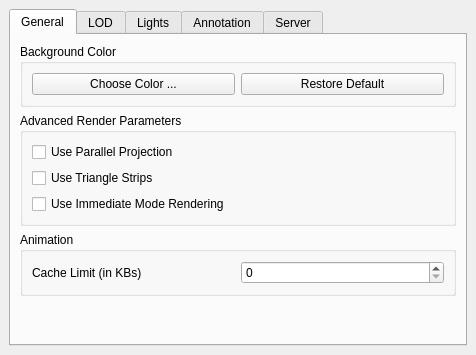
First picture: the form in Qt/Components/Resources/UI/pq3DViewPropertiesWidget.ui, repository wildmichael/ParaView3-enhancements-old, before the edit.
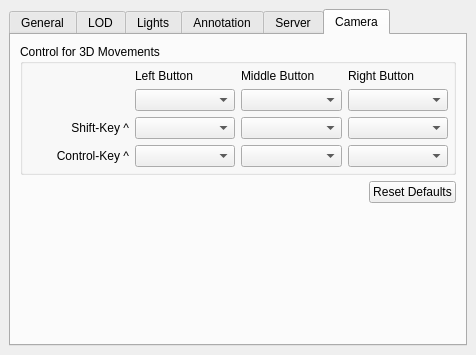
Second picture: the form after the edit. The open tabs and pages were chosen to show the change. Custom widgets are drawn as their Qt base class.

Commit message: ENH: Adding "Camera Manipulators" in Settings Dialog, also Adding a Camera Adjustment Dialog, which is used to adjust camera position, focal point, roll, elevation, etc, and this dialog can be launched from a new camera button on the display window.

```diff
--- a/Qt/Components/Resources/UI/pq3DViewPropertiesWidget.ui
+++ b/Qt/Components/Resources/UI/pq3DViewPropertiesWidget.ui
@@ -1704,6 +1704,216 @@
        </item>
       </layout>
      </widget>
+     <widget class="QWidget" name="tabCamera" >
+      <attribute name="title" >
+       <string>Camera</string>
+      </attribute>
+      <layout class="QVBoxLayout" >
+       <property name="margin" >
+        <number>9</number>
+       </property>
+       <property name="spacing" >
+        <number>6</number>
+       </property>
+       <item>
+        <widget class="QGroupBox" name="groupBox_8" >
+         <property name="title" >
+          <string>Control for 3D Movements</string>
+         </property>
+         <layout class="QGridLayout" >
+          <property name="margin" >
+           <number>5</number>
+          </property>
+          <property name="spacing" >
+           <number>6</number>
+          </property>
+          <item row="2" column="1" >
+           <widget class="QComboBox" name="comboBoxCamera3D_4" >
+            <property name="minimumContentsLength" >
+             <number>0</number>
+            </property>
+            <property name="duplicatesEnabled" >
+             <bool>false</bool>
+            </property>
+           </widget>
+          </item>
+          <item row="1" column="1" >
+           <widget class="QComboBox" name="comboBoxCamera3D" >
+            <property name="minimumContentsLength" >
+             <number>0</number>
+            </property>
+            <property name="duplicatesEnabled" >
+             <bool>false</bool>
+            </property>
+           </widget>
+          </item>
+          <item row="3" column="1" >
+           <widget class="QComboBox" name="comboBoxCamera3D_7" >
+            <property name="minimumContentsLength" >
+             <number>0</number>
+            </property>
+            <property name="duplicatesEnabled" >
+             <bool>false</bool>
+            </property>
+           </widget>
+          </item>
+          <item row="0" column="1" >
+           <widget class="QLabel" name="label_21" >
+            <property name="text" >
+             <string>Left Button</string>
+            </property>
+           </widget>
+          </item>
+          <item row="0" column="3" >
+           <widget class="QLabel" name="label_18" >
+            <property name="text" >
+             <string>Right Button</string>
+            </property>
+           </widget>
+          </item>
+          <item row="0" column="2" >
+           <widget class="QLabel" name="label_20" >
+            <property name="text" >
+             <string>Middle Button</string>
+            </property>
+           </widget>
+          </item>
+          <item row="3" column="2" >
+           <widget class="QComboBox" name="comboBoxCamera3D_8" >
+            <property name="minimumContentsLength" >
+             <number>0</number>
+            </property>
+            <property name="duplicatesEnabled" >
+             <bool>false</bool>
+            </property>
+           </widget>
+          </item>
+          <item row="2" column="2" >
+           <widget class="QComboBox" name="comboBoxCamera3D_5" >
+            <property name="minimumContentsLength" >
+             <number>0</number>
+            </property>
+            <property name="duplicatesEnabled" >
+             <bool>false</bool>
+            </property>
+           </widget>
+          </item>
+          <item row="1" column="2" >
+           <widget class="QComboBox" name="comboBoxCamera3D_2" >
+            <property name="minimumContentsLength" >
+             <number>0</number>
+            </property>
+            <property name="duplicatesEnabled" >
+             <bool>false</bool>
+            </property>
+           </widget>
+          </item>
+          <item row="3" column="3" >
+           <widget class="QComboBox" name="comboBoxCamera3D_9" >
+            <property name="minimumContentsLength" >
+             <number>0</number>
+            </property>
+            <property name="duplicatesEnabled" >
+             <bool>false</bool>
+            </property>
+           </widget>
+          </item>
+          <item row="2" column="3" >
+           <widget class="QComboBox" name="comboBoxCamera3D_6" >
+            <property name="minimumContentsLength" >
+             <number>0</number>
+            </property>
+            <property name="duplicatesEnabled" >
+             <bool>false</bool>
+            </property>
+           </widget>
+          </item>
+          <item row="1" column="3" >
+           <widget class="QComboBox" name="comboBoxCamera3D_3" >
+            <property name="minimumContentsLength" >
+             <number>0</number>
+            </property>
+            <property name="duplicatesEnabled" >
+             <bool>false</bool>
+            </property>
+           </widget>
+          </item>
+          <item row="3" column="0" >
+           <widget class="QLabel" name="label_19" >
+            <property name="text" >
+             <string>Control-Key ^</string>
+            </property>
+            <property name="alignment" >
+             <set>Qt::AlignRight|Qt::AlignTrailing|Qt::AlignVCenter</set>
+            </property>
+           </widget>
+          </item>
+          <item row="2" column="0" >
+           <widget class="QLabel" name="label_22" >
+            <property name="text" >
+             <string>Shift-Key ^</string>
+            </property>
+            <property name="alignment" >
+             <set>Qt::AlignRight|Qt::AlignTrailing|Qt::AlignVCenter</set>
+            </property>
+           </widget>
+          </item>
+         </layout>
+        </widget>
+       </item>
+       <item>
+        <layout class="QHBoxLayout" >
+         <property name="margin" >
+          <number>0</number>
+         </property>
+         <property name="spacing" >
+          <number>6</number>
+         </property>
+         <item>
+          <spacer>
+           <property name="orientation" >
+            <enum>Qt::Horizontal</enum>
+           </property>
+           <property name="sizeHint" >
+            <size>
+             <width>40</width>
+             <height>20</height>
+            </size>
+           </property>
+          </spacer>
+         </item>
+         <item>
+          <widget class="QPushButton" name="resetCameraDefault" >
+           <property name="sizePolicy" >
+            <sizepolicy>
+             <hsizetype>0</hsizetype>
+             <vsizetype>0</vsizetype>
+             <horstretch>0</horstretch>
+             <verstretch>0</verstretch>
+            </sizepolicy>
+           </property>
+           <property name="text" >
+            <string>Reset Defaults</string>
+           </property>
+          </widget>
+         </item>
+        </layout>
+       </item>
+       <item>
+        <spacer>
+         <property name="orientation" >
+          <enum>Qt::Vertical</enum>
+         </property>
+         <property name="sizeHint" >
+          <size>
+           <width>20</width>
+           <height>40</height>
+          </size>
+         </property>
+        </spacer>
+       </item>
+      </layout>
+     </widget>
     </widget>
    </item>
   </layout>
```
The commit also changes 2 other files.
